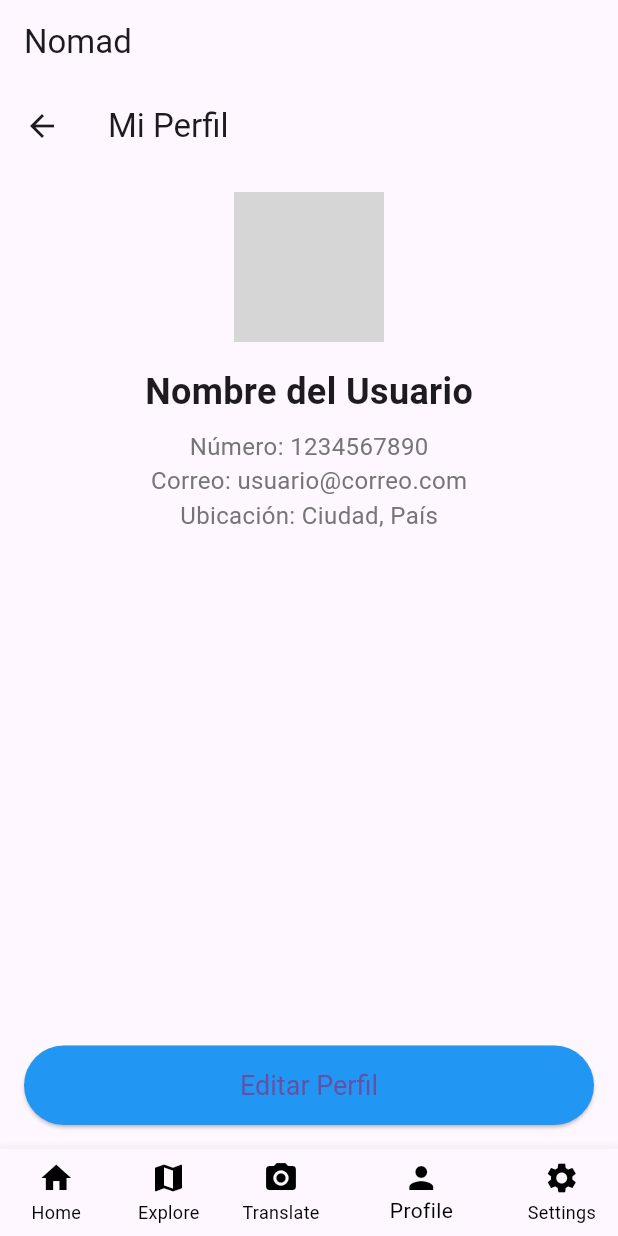
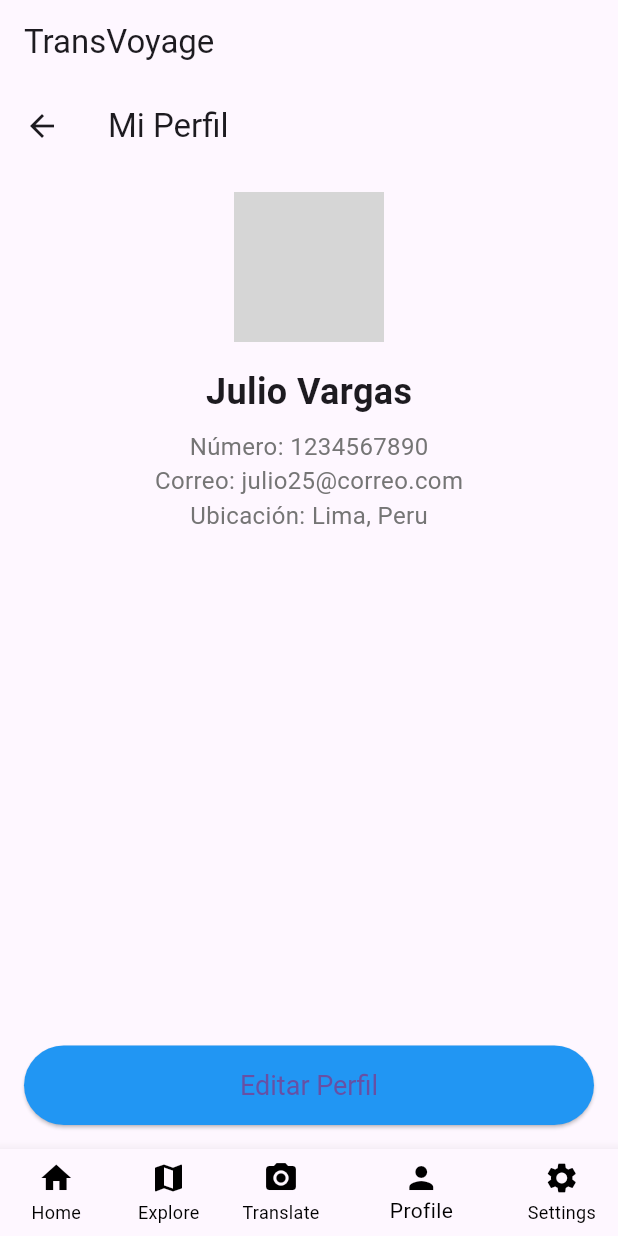
Before and after one commit to TransVoyage/globelens, a Flutter app: the screen it shows after launch, item 4 of the bottom bar chosen, on a phone screen of 412 x 824 dp. Run offline on Flutter 3.47's test engine with Material 3 defaults, Android fonts, the phone set to English and light mode, and no system bars; our stand-ins replace camera, flutter_vector_icons, go_router; missing offline and left inert: google_mlkit_commons, google_mlkit_text_recognition, google_mlkit_translation; network calls fail; grey boxes are pictures that could not be loaded.

Commit message:
Final Commit
final commit

```diff
--- a/lib/main.dart
+++ b/lib/main.dart
@@ -17,7 +17,8 @@ class Application extends StatelessWidget {
   @override
   Widget build(BuildContext context) {
     return MaterialApp(
-      title: 'Nomad',
+      debugShowCheckedModeBanner: false,
+      title: 'TransVoyage',
       theme: ThemeData(
         primarySwatch: Colors.blue,
       ),
--- a/lib/profile_management/my_profile_screen.dart
+++ b/lib/profile_management/my_profile_screen.dart
@@ -26,7 +26,7 @@ class MyProfileScreen extends StatelessWidget {
             ),
             const SizedBox(height: 16),
             const Text(
-              'Nombre del Usuario',
+              'Julio Vargas',
               style: TextStyle(
                 fontSize: 24,
                 fontWeight: FontWeight.bold,
@@ -41,14 +41,14 @@ class MyProfileScreen extends StatelessWidget {
               ),
             ),
             Text(
-              'Correo: usuario@correo.com',
+              'Correo: julio25@correo.com',
               style: TextStyle(
                 fontSize: 16,
                 color: Colors.grey[600],
               ),
             ),
             Text(
-              'Ubicación: Ciudad, País',
+              'Ubicación: Lima, Peru',
               style: TextStyle(
                 fontSize: 16,
                 color: Colors.grey[600],
--- a/lib/shared/screens/dashboard_screen.dart
+++ b/lib/shared/screens/dashboard_screen.dart
@@ -65,11 +65,11 @@ class DashboardScreen extends StatelessWidget {
             const SizedBox(height: 20),
             const CircleAvatar(
               radius: 50,
-              backgroundImage: AssetImage('assets/images/user_photo.png'),
+              backgroundImage: AssetImage('assets/images/user_photo.jpg'),
             ),
             const SizedBox(height: 10),
             const Text(
-              'Nombre del Usuario',
+              'Julio',
               style: TextStyle(fontSize: 20, fontWeight: FontWeight.bold),
             ),
             const SizedBox(height: 20),
--- a/lib/shared/widgets/home.dart
+++ b/lib/shared/widgets/home.dart
@@ -64,7 +64,7 @@ class _HomeState extends State<Home> {
     }
 
     return Scaffold(
-      appBar: AppBar(title: const Text('Nomad')),
+      appBar: AppBar(title: const Text('TransVoyage')),
       body: SizedBox(
           width: screenWidth,
           height: screenHeight,
```
Also changed, not shown: 1 other file.
